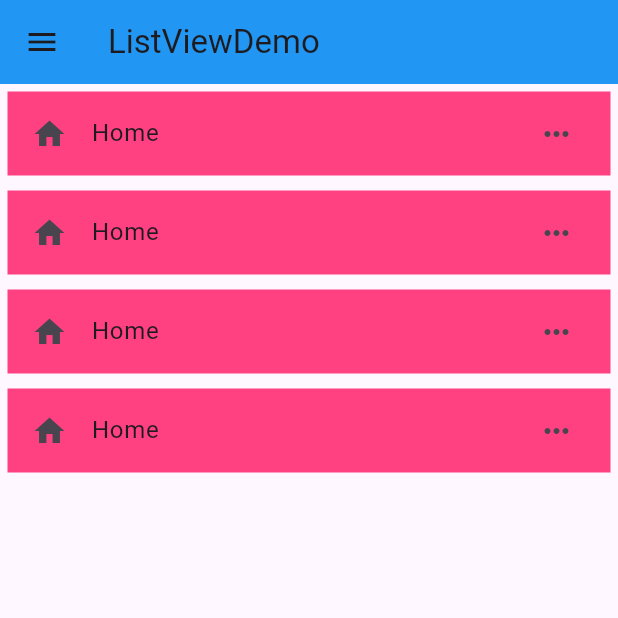
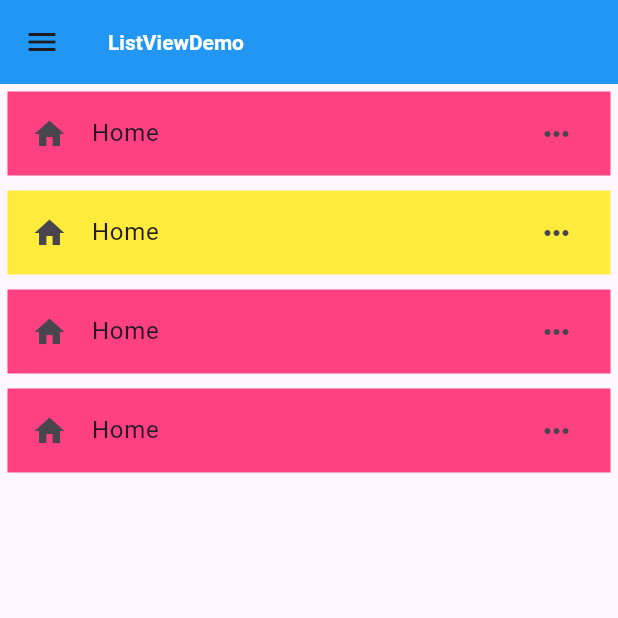
Before and after one commit to Cyperfroz00/griddemo, a Flutter app: the screen it shows after launch, on a phone screen of 412 x 824 dp, the top half of it. Run offline on Flutter 3.47's test engine with Material 2 defaults, Android fonts, the phone set to English and light mode, and no system bars.

Commit message:
3nd update list view

```diff
--- a/lib/componnet/list_view_screen.dart
+++ b/lib/componnet/list_view_screen.dart
@@ -16,6 +16,7 @@ class _ListviewscreenState extends State<Listviewscreen> {
       appBar: AppBar(
         title: Text('ListViewDemo'),
         backgroundColor: Colors.blue,
+        titleTextStyle: TextStyle(fontWeight: FontWeight.bold),
       ),
       body: Container(
         child: ListView(
@@ -31,7 +32,7 @@ class _ListviewscreenState extends State<Listviewscreen> {
             ),
             Container(
               margin: EdgeInsets.all(5),
-              color: Colors.pinkAccent,
+              color: Colors.yellow,
               child: ListTile(
                 leading: Icon(Icons.home),
                 title: Text('Home'),
```
